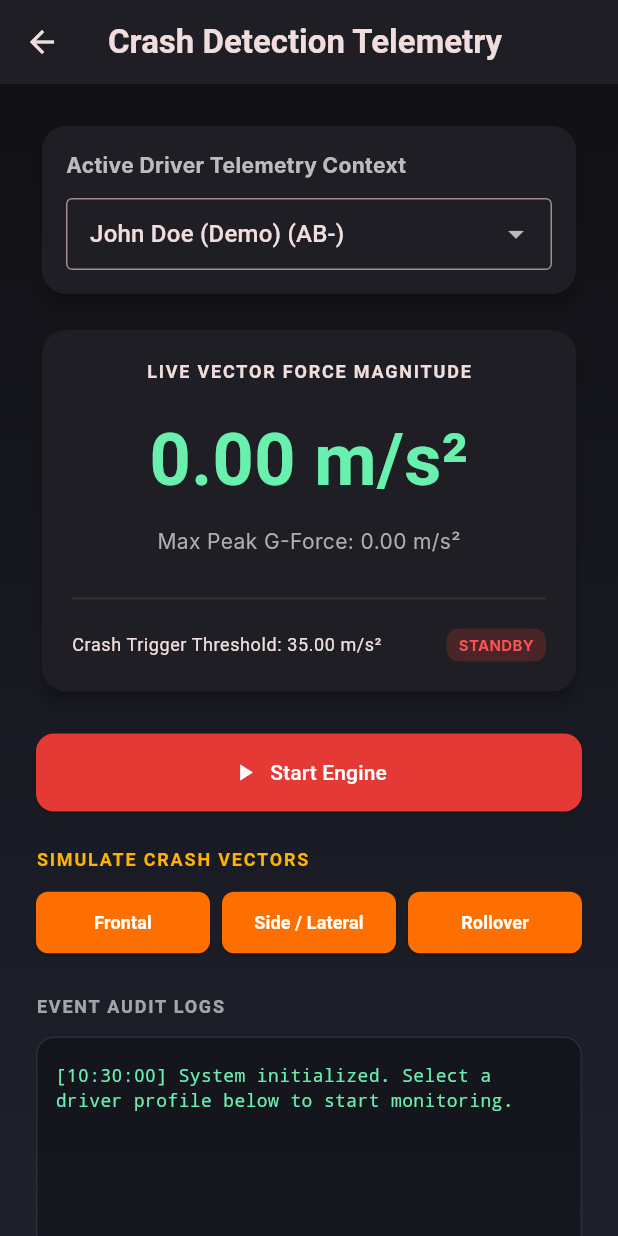
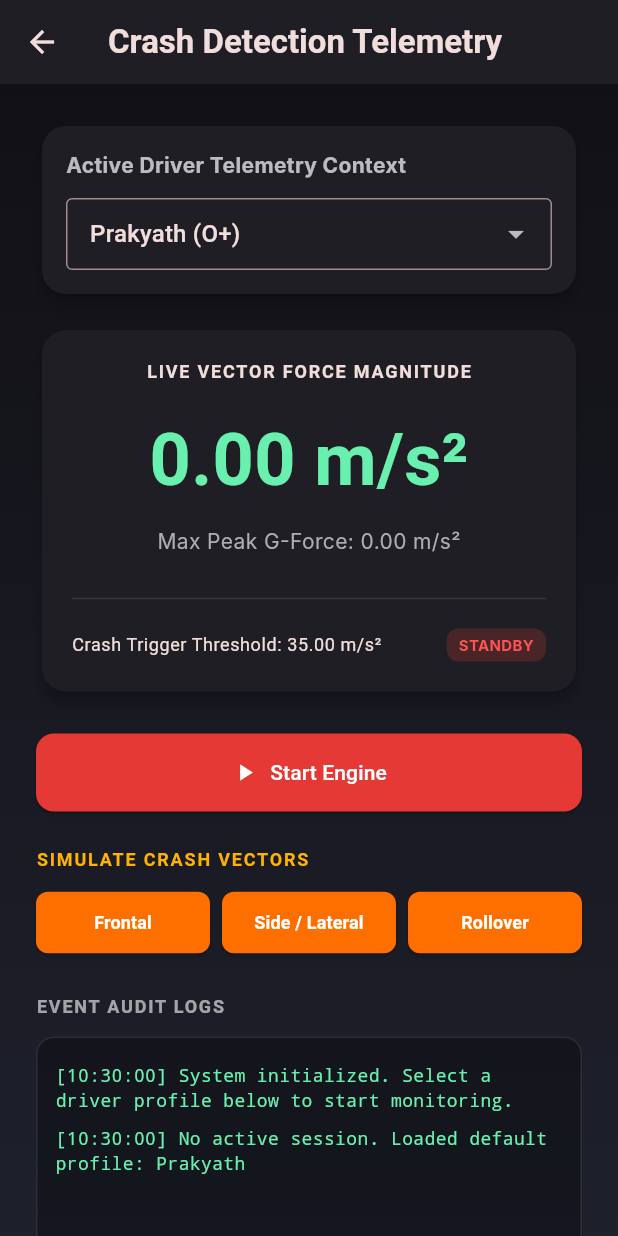
Before and after one commit to Prakyath1234/Accident-Guard, a Flutter app: the ControlPanel screen opened directly, after a tap on "Active Crash Monitoring", on a phone screen of 412 x 824 dp. Run offline on Flutter 3.47's test engine with Material 3 defaults, Android fonts, the phone set to English and light mode, and no system bars; our stand-ins replace cloud_firestore, firebase_auth, firebase_core, geolocator, sensors_plus, shared_preferences; missing offline and left inert: dart:js, flutter_ringtone_player, twilio_flutter; accounts and stored records are empty; Roboto replaces fonts that are missing (Inter, Outfit).

Commit message:
Fix dynamic driver profile loading and update default accounts for Prakyath and Vaibhava

```diff
--- a/lib/screens/login_screen.dart
+++ b/lib/screens/login_screen.dart
@@ -16,7 +16,7 @@ class _LoginScreenState extends State<LoginScreen> with SingleTickerProviderStat
   late TabController _tabController;
   final _formKey = GlobalKey<FormState>();
 
-  final _emailController = TextEditingController(text: "shettyprakyath@gmail.com");
+  final _emailController = TextEditingController(text: "shettyprakyathp@gmail.com");
   final _passwordController = TextEditingController(text: "Password123!");
 
   final DatabaseService _dbService = DatabaseService();
@@ -31,7 +31,7 @@ class _LoginScreenState extends State<LoginScreen> with SingleTickerProviderStat
     _tabController.addListener(() {
       if (!_tabController.indexIsChanging) {
         if (_tabController.index == 0) {
-          _emailController.text = "shettyprakyath@gmail.com";
+          _emailController.text = "shettyprakyathp@gmail.com";
         } else {
           _emailController.text = "admin@cityemergency.org";
         }
--- a/lib/screens/sensor_monitoring.dart
+++ b/lib/screens/sensor_monitoring.dart
@@ -49,28 +49,29 @@ class _SensorMonitoringState extends State<SensorMonitoring> {
   }
 
   Future<void> _loadDrivers() async {
-    // Attempt to load registered drivers from database_service mock/live
-    // For presentation convenience, if none are found, we register a default presentation profile
     try {
-      // In a real app we query users collection. Let's create a default driver profile for testing.
+      final activeUser = _dbService.activeSessionUser;
+      if (activeUser != null) {
+        setState(() {
+          _availableDrivers = [activeUser];
+          _selectedDriver = activeUser;
+        });
+        _addLog("Active Driver profile loaded: ${activeUser['fullName']} (${activeUser['email']})");
+      } else {
         final defaultDriver = {
-        'uid': 'default_driver_presentation',
-        'fullName': 'John Doe (Demo)',
-        'bloodGroup': 'AB-',
-        'parentPhone': '+15005550006', // standard Twilio test number
-        'email': 'johndoe@demo.com',
+          'uid': 'mock_driver_1',
+          'email': 'shettyprakyathp@gmail.com',
+          'fullName': 'Prakyath',
+          'bloodGroup': 'O+',
+          'parentPhone': '+919113895413',
+          'role': 'driver',
         };
-
         setState(() {
           _availableDrivers = [defaultDriver];
           _selectedDriver = defaultDriver;
         });
-
-      // Try fetching from firestore users if possible
-      // (This will add any dynamically created users to the dropdown list)
-      final allHospitals = await _dbService.getHospitals(); // check if we can query DB
-      // We will look for drivers if we have an endpoint, but since drivers can be created in UserRegistration,
-      // let's fetch current driver if registered.
+        _addLog("No active session. Loaded default profile: Prakyath");
+      }
     } catch (e) {
       print("SensorMonitoring: Load drivers error: $e");
     }
--- a/lib/services/database_service.dart
+++ b/lib/services/database_service.dart
@@ -22,6 +22,8 @@ class DatabaseService {
   static final Map<String, String> _mockPasswordsDb = {
     'admin@cityemergency.org': 'Password123!',
     'admin@stmary.org': 'Password123!',
+    'shettyprakyathp@gmail.com': 'Password123!',
+    'vaibhava.23cs179@sode-edu.in': '9731971568',
     'shettyprakyath@gmail.com': 'Password123!',
     'driver@guard.com': 'Password123!',
   };
@@ -30,10 +32,18 @@ class DatabaseService {
   static final List<Map<String, dynamic>> _mockDrivers = [
     {
       'uid': 'mock_driver_1',
-      'email': 'shettyprakyath@gmail.com',
+      'email': 'shettyprakyathp@gmail.com',
       'fullName': 'Prakyath',
       'bloodGroup': 'O+',
-      'parentPhone': '+919113895419',
+      'parentPhone': '+919113895413',
+      'role': 'driver',
+    },
+    {
+      'uid': 'mock_driver_2',
+      'email': 'vaibhava.23cs179@sode-edu.in',
+      'fullName': 'Vaibhava',
+      'bloodGroup': 'A+',
+      'parentPhone': '+919731971568',
       'role': 'driver',
     }
   ];
@@ -43,7 +53,7 @@ class DatabaseService {
       'uid': 'mock_hosp_1',
       'facilityName': 'City Emergency Hospital',
       'email': 'admin@cityemergency.org',
-      'dispatchPhone': '+919113895419', // Default dispatch redirects to Prakyath
+      'dispatchPhone': '+919113895413', // Default dispatch redirects to Prakyath
       'latitude': 12.9716, // Bangalore coordinates
       'longitude': 77.5946,
       'role': 'hospital',
@@ -52,7 +62,7 @@ class DatabaseService {
       'uid': 'mock_hosp_2',
       'facilityName': 'St. Mary General Hospital',
       'email': 'admin@stmary.org',
-      'dispatchPhone': '+919113895419',
+      'dispatchPhone': '+919731971568', // Default dispatch redirects to Vaibhava
       'latitude': 12.9279,
       'longitude': 77.6271,
       'role': 'hospital',
```
Lines whose indentation alone changed are shown as unchanged.
